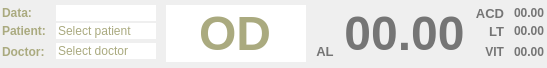
Above: bigviewnumcur.ui from siborion/siborion_american_scan before the change. Below: the same form after it.
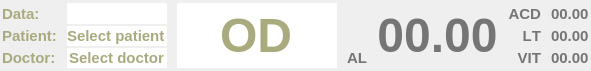
That is the form after the change.

Patch:
```diff
--- a/bigviewnumcur.ui
+++ b/bigviewnumcur.ui
@@ -6,8 +6,8 @@
    <rect>
     <x>0</x>
     <y>0</y>
-    <width>547</width>
-    <height>68</height>
+    <width>591</width>
+    <height>71</height>
    </rect>
   </property>
   <property name="windowTitle">
@@ -69,6 +69,14 @@
          <height>0</height>
         </size>
        </property>
+       <property name="font">
+        <font>
+         <pointsize>11</pointsize>
+         <weight>75</weight>
+         <bold>true</bold>
+         <kerning>false</kerning>
+        </font>
+       </property>
        <property name="styleSheet">
         <string notr="true">color: rgb(170, 170, 127);</string>
        </property>
@@ -104,8 +112,10 @@
       <widget class="QLabel" name="lCurLT">
        <property name="font">
         <font>
+         <pointsize>11</pointsize>
          <weight>75</weight>
          <bold>true</bold>
+         <kerning>false</kerning>
         </font>
        </property>
        <property name="styleSheet">
@@ -120,8 +130,10 @@
       <widget class="QLabel" name="label_6">
        <property name="font">
         <font>
+         <pointsize>11</pointsize>
          <weight>75</weight>
          <bold>true</bold>
+         <kerning>false</kerning>
         </font>
        </property>
        <property name="styleSheet">
@@ -136,9 +148,10 @@
       <widget class="QLabel" name="label_2">
        <property name="font">
         <font>
-         <pointsize>10</pointsize>
+         <pointsize>11</pointsize>
          <weight>75</weight>
          <bold>true</bold>
+         <kerning>false</kerning>
         </font>
        </property>
        <property name="styleSheet">
@@ -156,9 +169,10 @@
       <widget class="QLabel" name="label">
        <property name="font">
         <font>
-         <pointsize>10</pointsize>
+         <pointsize>11</pointsize>
          <weight>75</weight>
          <bold>true</bold>
+         <kerning>false</kerning>
         </font>
        </property>
        <property name="layoutDirection">
@@ -179,8 +193,10 @@
       <widget class="QLabel" name="lCurACD">
        <property name="font">
         <font>
+         <pointsize>11</pointsize>
          <weight>75</weight>
          <bold>true</bold>
+         <kerning>false</kerning>
         </font>
        </property>
        <property name="styleSheet">
@@ -208,6 +224,13 @@
          <height>0</height>
         </size>
        </property>
+       <property name="font">
+        <font>
+         <pointsize>12</pointsize>
+         <weight>75</weight>
+         <bold>true</bold>
+        </font>
+       </property>
        <property name="styleSheet">
         <string notr="true">color: rgb(170, 170, 127);</string>
        </property>
@@ -240,9 +263,10 @@
       <widget class="QLabel" name="label_1">
        <property name="font">
         <font>
-         <pointsize>10</pointsize>
+         <pointsize>11</pointsize>
          <weight>75</weight>
          <bold>true</bold>
+         <kerning>false</kerning>
         </font>
        </property>
        <property name="styleSheet">
@@ -260,8 +284,10 @@
       <widget class="QLabel" name="lData">
        <property name="font">
         <font>
+         <pointsize>11</pointsize>
          <weight>75</weight>
          <bold>true</bold>
+         <kerning>false</kerning>
         </font>
        </property>
        <property name="styleSheet">
@@ -276,8 +302,10 @@
       <widget class="QLabel" name="label_4">
        <property name="font">
         <font>
+         <pointsize>11</pointsize>
          <weight>75</weight>
          <bold>true</bold>
+         <kerning>false</kerning>
         </font>
        </property>
        <property name="styleSheet">
@@ -308,8 +336,10 @@
       <widget class="QLabel" name="lCurVIT">
        <property name="font">
         <font>
+         <pointsize>11</pointsize>
          <weight>75</weight>
          <bold>true</bold>
+         <kerning>false</kerning>
         </font>
        </property>
        <property name="styleSheet">
@@ -337,6 +367,14 @@
          <height>0</height>
         </size>
        </property>
+       <property name="font">
+        <font>
+         <pointsize>11</pointsize>
+         <weight>75</weight>
+         <bold>true</bold>
+         <kerning>false</kerning>
+        </font>
+       </property>
        <property name="styleSheet">
         <string notr="true">color: rgb(170, 170, 127);</string>
        </property>
@@ -352,8 +390,10 @@
       <widget class="QLabel" name="label_5">
        <property name="font">
         <font>
+         <pointsize>11</pointsize>
          <weight>75</weight>
          <bold>true</bold>
+         <kerning>false</kerning>
         </font>
        </property>
        <property name="styleSheet">
```
